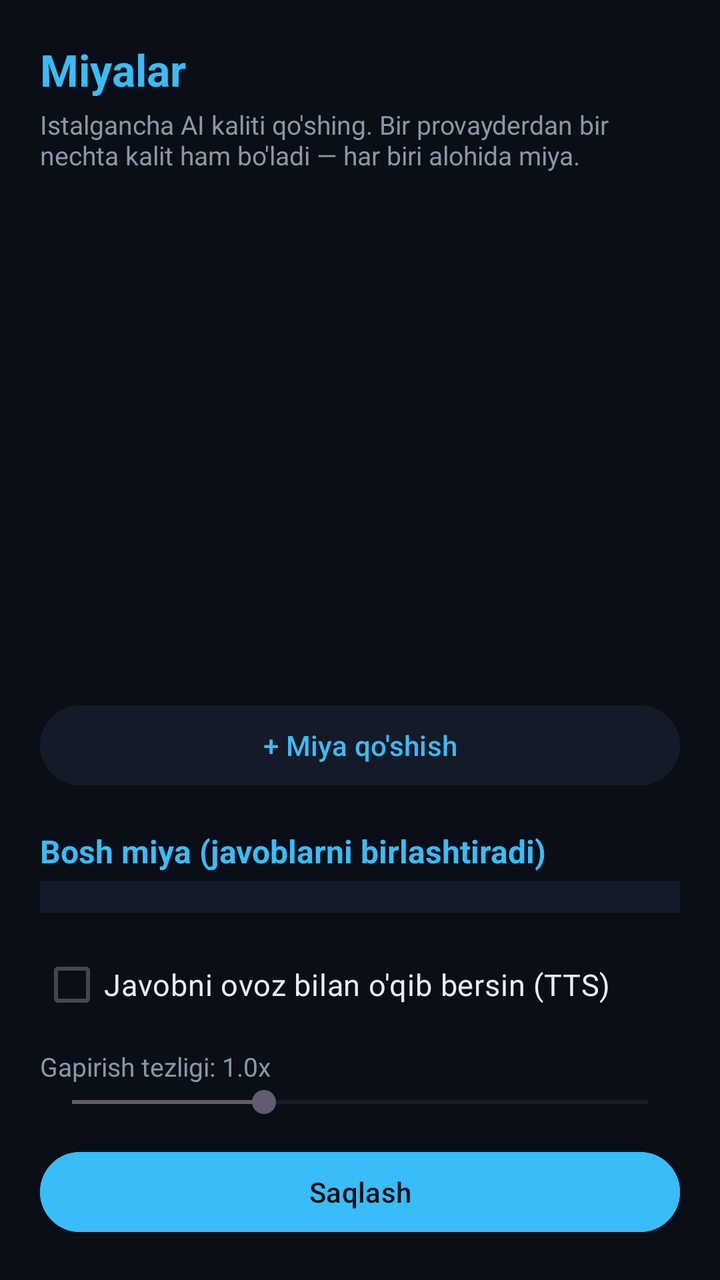
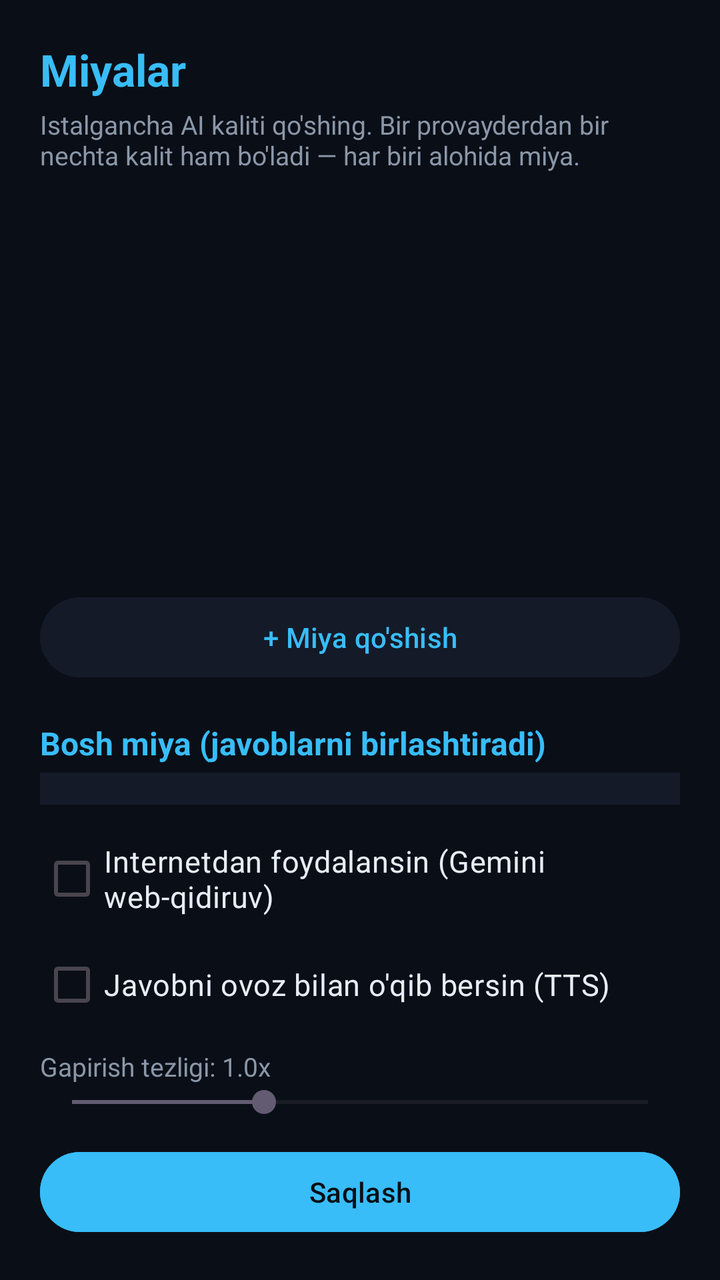

The first picture is an Android layout as it rendered before a commit; the second is the same layout after the commit. The layout source and the unified diff follow.
<!-- AndroidManifest.xml: application theme Theme.Jarvis -->
<!-- res/layout/activity_settings.xml -->
<?xml version="1.0" encoding="utf-8"?>
<LinearLayout xmlns:android="http://schemas.android.com/apk/res/android"
    android:layout_width="match_parent"
    android:layout_height="match_parent"
    android:background="@color/bg"
    android:orientation="vertical"
    android:padding="20dp">

    <TextView
        android:layout_width="wrap_content" android:layout_height="wrap_content"
        android:text="Miyalar" android:textColor="@color/accent"
        android:textSize="22sp" android:textStyle="bold" />
    <TextView
        android:layout_width="match_parent" android:layout_height="wrap_content"
        android:layout_marginTop="4dp"
        android:text="Istalgancha AI kaliti qo\'shing. Bir provayderdan bir nechta kalit ham bo\'ladi — har biri alohida miya."
        android:textColor="@color/muted" android:textSize="13sp" />

    <androidx.recyclerview.widget.RecyclerView
        android:id="@+id/brainsList"
        android:layout_width="match_parent" android:layout_height="0dp"
        android:layout_weight="1" android:layout_marginTop="12dp" />

    <Button
        android:id="@+id/addBrainButton"
        android:layout_width="match_parent" android:layout_height="wrap_content"
        android:text="+ Miya qo\'shish"
        android:textColor="@color/accent" android:backgroundTint="@color/panel" />

    <TextView
        android:layout_width="wrap_content" android:layout_height="wrap_content"
        android:layout_marginTop="18dp" android:text="Bosh miya (javoblarni birlashtiradi)"
        android:textColor="@color/accent" android:textSize="16sp" android:textStyle="bold" />
    <Spinner
        android:id="@+id/aggregatorSpinner"
        android:layout_width="match_parent" android:layout_height="wrap_content"
        android:layout_marginTop="4dp" android:background="@color/panel" android:padding="8dp" />

    <CheckBox
        android:id="@+id/voiceReply" style="@style/JRadio"
        android:layout_marginTop="12dp" android:text="Javobni ovoz bilan o\'qib bersin (TTS)" />

    <TextView
        android:id="@+id/rateLabel"
        android:layout_width="wrap_content" android:layout_height="wrap_content"
        android:layout_marginTop="8dp" android:text="Gapirish tezligi: 1.0x"
        android:textColor="@color/muted" android:textSize="13sp" />
    <SeekBar
        android:id="@+id/speechRate"
        android:layout_width="match_parent" android:layout_height="wrap_content"
        android:max="30" android:progress="10" />

    <Button
        android:id="@+id/saveButton"
        android:layout_width="match_parent" android:layout_height="wrap_content"
        android:layout_marginTop="12dp" android:text="Saqlash"
        android:textColor="@color/bg" android:backgroundTint="@color/accent" />
</LinearLayout>
<!-- resources referenced by this layout -->
<resources>
  <color name="accent">#38BDF8</color>
  <color name="bg">#0A0E17</color>
  <color name="muted">#8A97A8</color>
  <color name="panel">#141A28</color>
  <style name="JRadio">
          <item name="android:layout_width">match_parent</item>
          <item name="android:layout_height">wrap_content</item>
          <item name="android:textColor">@color/ink</item>
          <item name="android:textSize">15sp</item>
          <item name="android:paddingTop">6dp</item>
          <item name="android:paddingBottom">6dp</item>
      </style>
  <style name="Theme.Jarvis" parent="Theme.Material3.DayNight.NoActionBar">
          <item name="colorPrimary">@color/accent</item>
          <item name="android:windowBackground">@color/bg</item>
          <item name="colorSurface">@color/panel</item>
      </style>
  <color name="ink">#E6EDF6</color>
</resources>

<!-- the commit's change to res/layout/activity_settings.xml (unified diff, before → after) -->
@@ -37,8 +37,12 @@
         android:layout_marginTop="4dp" android:background="@color/panel" android:padding="8dp" />
 
     <CheckBox
+        android:id="@+id/webEnabled" style="@style/JRadio"
+        android:layout_marginTop="12dp" android:text="Internetdan foydalansin (Gemini web-qidiruv)" />
+
+    <CheckBox
         android:id="@+id/voiceReply" style="@style/JRadio"
-        android:layout_marginTop="12dp" android:text="Javobni ovoz bilan o\'qib bersin (TTS)" />
+        android:layout_marginTop="4dp" android:text="Javobni ovoz bilan o\'qib bersin (TTS)" />
 
     <TextView
         android:id="@+id/rateLabel"
